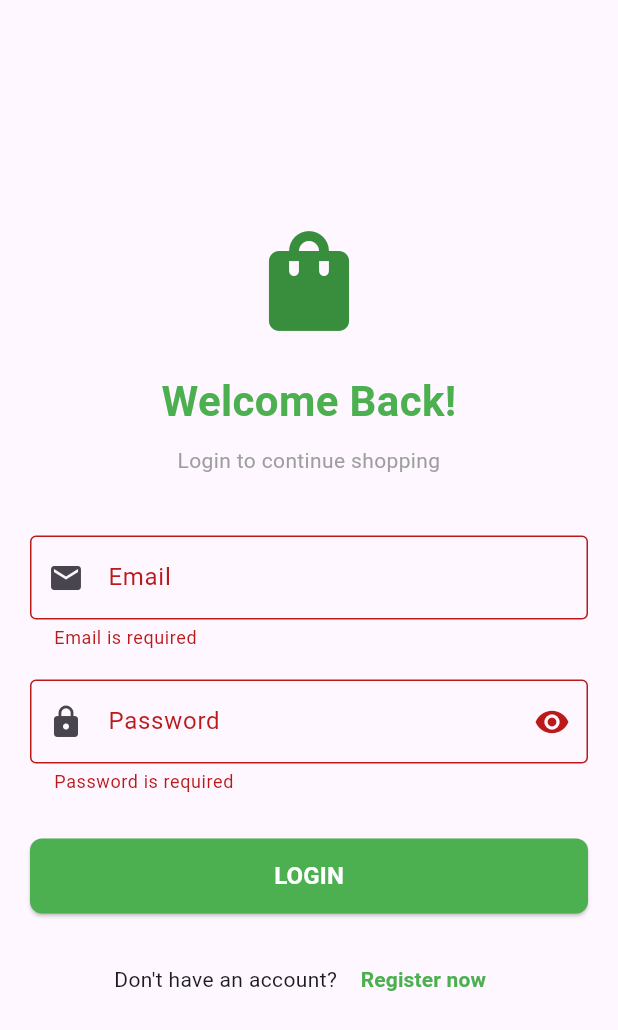
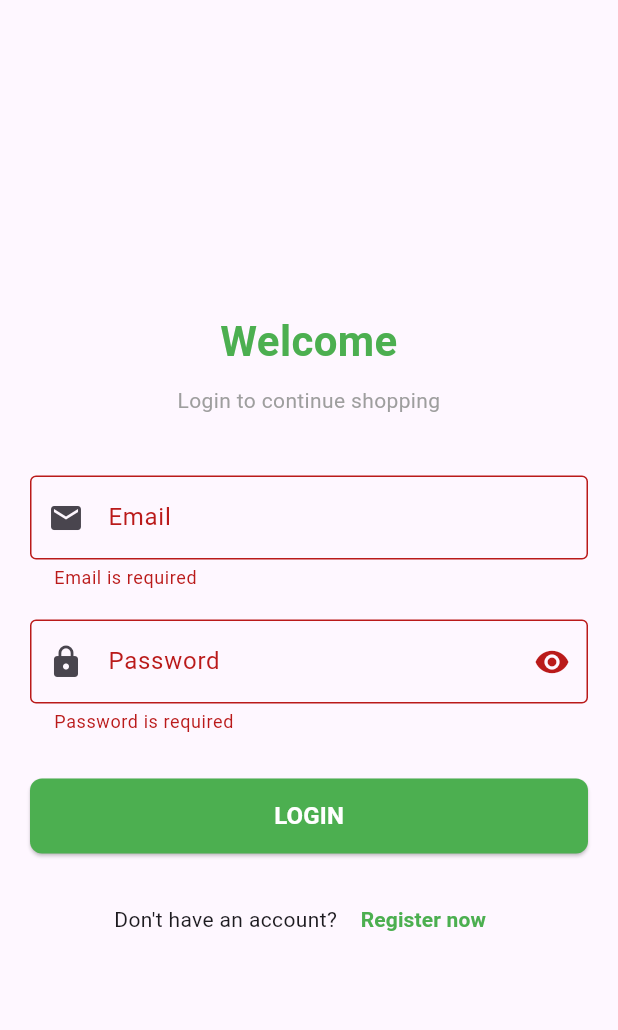
Before and after one commit to Abdul-anip/mobile-flutter, a Flutter app: the LoginPage screen opened directly, after a tap on "LOGIN", on a phone screen of 412 x 824 dp. Shown: the top 1030 px of the screen. Run offline on Flutter 3.47's test engine with Material 3 defaults, Android fonts, the phone set to English and light mode, and no system bars; network calls fail.

Commit message:
Done login register

```diff
--- a/lib/login_page.dart
+++ b/lib/login_page.dart
@@ -12,18 +12,14 @@ class LoginPage extends StatefulWidget {
 }
 
 class _LoginPageState extends State<LoginPage> {
-  // ✅ Controllers
   final TextEditingController emailController = TextEditingController();
   final TextEditingController passwordController = TextEditingController();
 
-  // ✅ Form key untuk validasi
   final _formKey = GlobalKey<FormState>();
 
-  // ✅ State variables
   bool _isLoading = false;
   bool _obscurePassword = true;
 
-  // ✅ Dispose controllers
   @override
   void dispose() {
     emailController.dispose();
@@ -31,8 +27,7 @@ class _LoginPageState extends State<LoginPage> {
     super.dispose();
   }
 
-  // ✅ Validasi email
-  String? validateEmail(String? value) {
+    String? validateEmail(String? value) {
     if (value == null || value.isEmpty) {
       return 'Email is required';
     }
@@ -43,17 +38,14 @@ class _LoginPageState extends State<LoginPage> {
     return null;
   }
 
-  // ✅ Validasi password
-  String? validatePassword(String? value) {
+    String? validatePassword(String? value) {
     if (value == null || value.isEmpty) {
       return 'Password is required';
     }
     return null;
   }
 
-  // ✅ Function login TANPA SharedPreferences
   Future<void> login() async {
-    // Validasi form
     if (!_formKey.currentState!.validate()) {
       return;
     }
@@ -78,7 +70,6 @@ class _LoginPageState extends State<LoginPage> {
       if (!mounted) return;
 
       if (data['status'] == 'success') {
-        // ✅ Tampilkan pesan sukses
         ScaffoldMessenger.of(context).showSnackBar(
           SnackBar(
             content: Text(data['message'] ?? 'Login successful'),
@@ -87,13 +78,11 @@ class _LoginPageState extends State<LoginPage> {
           ),
         );
 
-        // ✅ Navigate ke HomePage
         Navigator.pushReplacement(
           context,
           MaterialPageRoute(builder: (context) => const HomePage()),
         );
       } else {
-        // ✅ Tampilkan pesan error
         ScaffoldMessenger.of(context).showSnackBar(
           SnackBar(
             content: Text(data['message'] ?? 'Login failed'),
@@ -103,7 +92,6 @@ class _LoginPageState extends State<LoginPage> {
         );
       }
     } catch (e) {
-      // ✅ Handle network error
       if (!mounted) return;
 
       ScaffoldMessenger.of(context).showSnackBar(
@@ -114,7 +102,6 @@ class _LoginPageState extends State<LoginPage> {
         ),
       );
     } finally {
-      // ✅ Stop loading
       if (mounted) {
         setState(() {
           _isLoading = false;
@@ -136,17 +123,11 @@ class _LoginPageState extends State<LoginPage> {
                 mainAxisAlignment: MainAxisAlignment.center,
                 crossAxisAlignment: CrossAxisAlignment.stretch,
                 children: [
-                  // ✅ Logo atau icon
-                  Icon(
-                    Icons.shopping_bag,
-                    size: 80,
-                    color: Colors.green.shade700,
-                  ),
+
                   const SizedBox(height: 20),
 
-                  // ✅ Title
                   const Text(
-                    "Welcome Back!",
+                    "Welcome",
                     style: TextStyle(
                       fontSize: 28,
                       fontWeight: FontWeight.bold,
@@ -162,7 +143,6 @@ class _LoginPageState extends State<LoginPage> {
                   ),
                   const SizedBox(height: 40),
 
-                  // ✅ Email Field dengan validasi
                   TextFormField(
                     controller: emailController,
                     enabled: !_isLoading,
@@ -177,7 +157,6 @@ class _LoginPageState extends State<LoginPage> {
                   ),
                   const SizedBox(height: 20),
 
-                  // ✅ Password Field dengan toggle visibility
                   TextFormField(
                     controller: passwordController,
                     enabled: !_isLoading,
@@ -202,7 +181,6 @@ class _LoginPageState extends State<LoginPage> {
                   ),
                   const SizedBox(height: 30),
 
-                  // ✅ Login Button dengan loading indicator
                   SizedBox(
                     width: double.infinity,
                     height: 50,
@@ -235,7 +213,6 @@ class _LoginPageState extends State<LoginPage> {
                   ),
                   const SizedBox(height: 20),
 
-                  // ✅ Register link
                   Row(
                     mainAxisAlignment: MainAxisAlignment.center,
                     children: [
```
